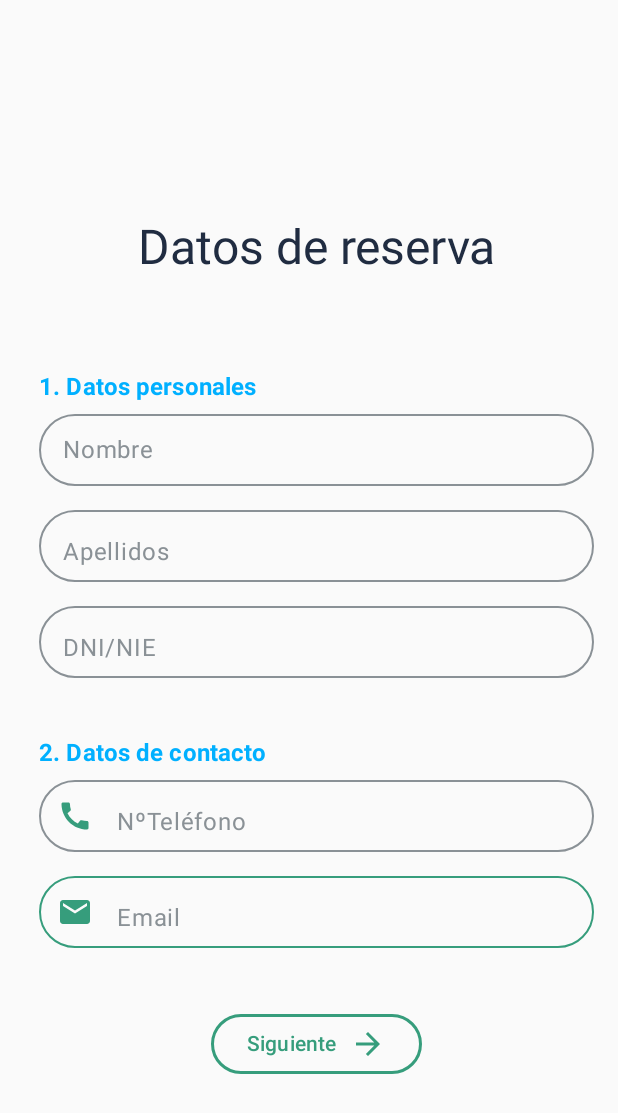
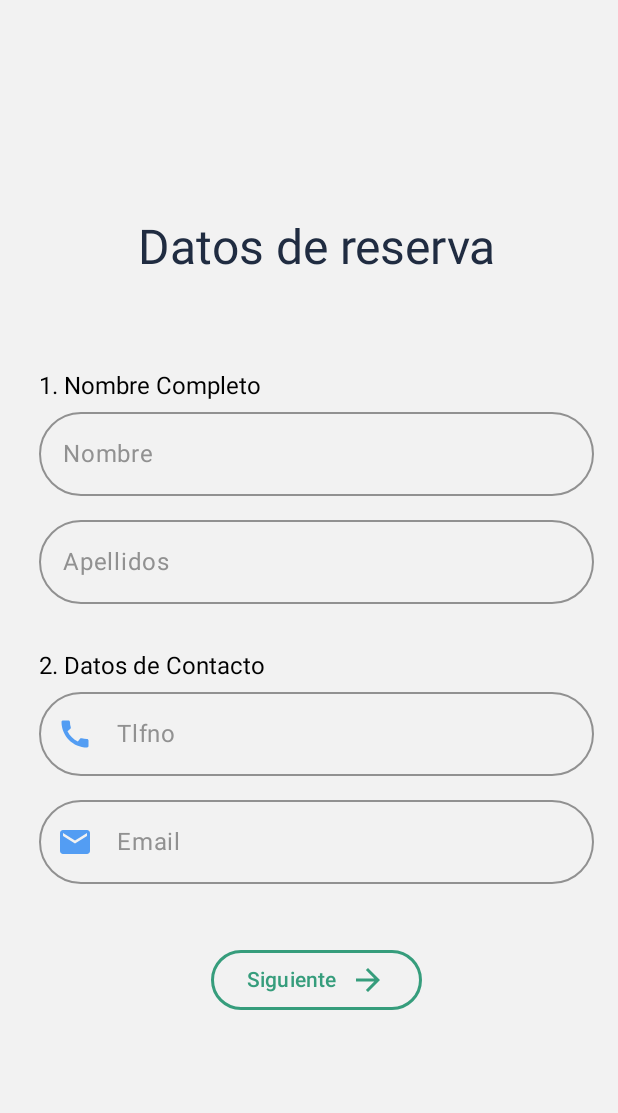
Before and after one commit to beamm536/inmobiliaria, an Android app built with Jetpack Compose: the screen it shows after launch (MainActivity), on a phone screen of 412 x 824 dp. Shown: the top 1113 px of the screen. Run offline under Robolectric (Android 15) with nearby library versions, the phone set to English and light mode, and no system bars.

Commit message:
arreglo vista de los campos de usuario
- en proceso --> incorporando el mv-vm

```diff
--- a/app/src/main/java/com/appclass/myapplication/screens/PantallaFormulario1.kt
+++ b/app/src/main/java/com/appclass/myapplication/screens/PantallaFormulario1.kt
@@ -3,6 +3,8 @@ package com.appclass.myapplication.screens
 import android.os.Build
 import androidx.annotation.RequiresApi
 import androidx.compose.foundation.BorderStroke
+import androidx.compose.foundation.background
+import androidx.compose.foundation.layout.Box
 import androidx.compose.foundation.layout.Column
 import androidx.compose.foundation.layout.Spacer
 import androidx.compose.foundation.layout.fillMaxSize
@@ -42,6 +44,9 @@ import androidx.compose.ui.unit.dp
 import androidx.compose.ui.unit.sp
 import androidx.navigation.NavController
 import com.appclass.myapplication.R
+import com.appclass.myapplication.ui.theme.GrisFondo
+import com.appclass.myapplication.ui.theme.GrisOutlined
+import com.appclass.myapplication.ui.theme.Purple40
 
 @RequiresApi(Build.VERSION_CODES.O)
 @Composable
@@ -82,12 +87,12 @@ fun CamposFormulario(modifier: Modifier = Modifier) {
 
 
         Text(
-            text = "1. Datos personales",
-            style = MaterialTheme.typography.titleSmall.copy(color = Color(0xFF00B0FF)),
-            fontWeight = FontWeight.Bold,
+            text = "1. Nombre Completo",
+            //style = MaterialTheme.typography.titleSmall.copy(color = Color(0xFF00B0FF)),
+            //fontWeight = FontWeight.Bold,
             fontSize = 16.sp,
             modifier = Modifier.align(Alignment.Start),
-            fontFamily = FuenteGoogle()
+            //fontFamily = FuenteGoogle()
         )
 
         // Variables del formulario para la base de datos
@@ -104,17 +109,17 @@ fun CamposFormulario(modifier: Modifier = Modifier) {
             value = nombre,
             onValueChange = { nombre = it },
             modifier = Modifier
-                .fillMaxWidth()
-                .height(56.dp),
+                .fillMaxWidth(),
+                //.height(56.dp),
             singleLine = true,
             label = { Text("Nombre") },
             shape = MaterialTheme.shapes.large.copy(all = CornerSize(50.dp)),
             colors = OutlinedTextFieldDefaults.colors(
-                focusedBorderColor = Color(0xFF369d7c),
-                unfocusedBorderColor = Color(0xFF8a9196),
-                focusedLabelColor = Color(0xFF369d7c),
-                unfocusedLabelColor = Color(0xFF8a9196),
-                cursorColor = Color(0xFF369d7c)
+                focusedBorderColor = GrisOutlined,
+                unfocusedBorderColor = GrisOutlined,//color del borde - 0xFF8a9196
+                focusedLabelColor = GrisOutlined,
+                unfocusedLabelColor = GrisOutlined,
+                cursorColor = GrisOutlined
             )
         )
 
@@ -124,50 +129,27 @@ fun CamposFormulario(modifier: Modifier = Modifier) {
             value = apellidos,
             onValueChange = { apellidos = it },
             modifier = Modifier
-                .fillMaxWidth()
-                .height(56.dp),
+                .fillMaxWidth(),
+                //.height(56.dp),
             label = { Text("Apellidos") },
             shape = MaterialTheme.shapes.large.copy(all = CornerSize(50.dp)),
             colors = OutlinedTextFieldDefaults.colors(
-                focusedBorderColor = Color(0xFF369d7c),
-                unfocusedBorderColor = Color(0xFF8a9196),
-                focusedLabelColor = Color(0xFF369d7c),
-                unfocusedLabelColor = Color(0xFF8a9196),
-                cursorColor = Color(0xFF369d7c)
+                focusedBorderColor = GrisOutlined,
+                unfocusedBorderColor = GrisOutlined,//color del borde - 0xFF8a9196
+                focusedLabelColor = GrisOutlined,
+                unfocusedLabelColor = GrisOutlined,
+                cursorColor = GrisOutlined
             )
         )
-        Spacer(modifier = Modifier.size(8.dp))
-
-        OutlinedTextField(
-            value = dni,
-            onValueChange = { input ->
-                dni = input.filter { it.isLetterOrDigit() } //para no permitir mas caracteres q no sean letras ni numeros
-            },
-            modifier = Modifier
-                .fillMaxWidth()
-                .height(56.dp),
-            label = { Text("DNI/NIE") },
-            keyboardOptions = KeyboardOptions(keyboardType = KeyboardType.Text),
-            shape = MaterialTheme.shapes.large.copy(all = CornerSize(50.dp)),
-            colors = OutlinedTextFieldDefaults.colors(
-                focusedBorderColor = Color(0xFF369d7c),
-                unfocusedBorderColor = Color(0xFF8a9196),
-                focusedLabelColor = Color(0xFF369d7c),
-                unfocusedLabelColor = Color(0xFF8a9196),
-                cursorColor = Color(0xFF369d7c)
-            )
-        )
-
-        Spacer(modifier = Modifier.size(8.dp))
 
 
 
         Spacer(modifier = Modifier.size(32.dp))
 
         Text(
-            text = "2. Datos de contacto",
-            style = MaterialTheme.typography.titleSmall.copy(color = Color(0xFF00B0FF)),
-            fontWeight = FontWeight.Bold,
+            text = "2. Datos de Contacto",
+            //style = MaterialTheme.typography.titleSmall.copy(color = Color(0xFF00B0FF)),
+            //fontWeight = FontWeight.Bold,
             fontSize = 16.sp,
             modifier = Modifier.align(Alignment.Start)
         )
@@ -176,23 +158,23 @@ fun CamposFormulario(modifier: Modifier = Modifier) {
             value = telefono,
             onValueChange = { telefono = it },
             modifier = Modifier
-                .fillMaxWidth()
-                .height(56.dp),
-            label = { Text("NºTeléfono") },
+                .fillMaxWidth(),
+                //.height(56.dp),
+            label = { Text("Tlfno") },
             keyboardOptions = KeyboardOptions(keyboardType = KeyboardType.Phone),
             shape = MaterialTheme.shapes.large.copy(all = CornerSize(50.dp)),
             colors = OutlinedTextFieldDefaults.colors(
-                focusedBorderColor = Color(0xFF369d7c),
-                unfocusedBorderColor = Color(0xFF8a9196),
-                focusedLabelColor = Color(0xFF369d7c),
-                unfocusedLabelColor = Color(0xFF8a9196),
-                cursorColor = Color(0xFF369d7c)
+                focusedBorderColor = GrisOutlined,
+                unfocusedBorderColor = GrisOutlined,//color del borde - 0xFF8a9196
+                focusedLabelColor = GrisOutlined,
+                unfocusedLabelColor = GrisOutlined,
+                cursorColor = GrisOutlined
             ),
             leadingIcon = {
                 Icon(
                     imageVector = Icons.Default.Call,
                     contentDescription = "Phone Icon",
-                    tint = Color(0xFF369d7c) //aqui para el cambio de color
+                    tint = Color(0xFF539DF3) //aqui para el cambio de color
                 )
             }
         )
@@ -203,24 +185,24 @@ fun CamposFormulario(modifier: Modifier = Modifier) {
             value = email,
             onValueChange = { email = it },
             modifier = Modifier
-                .fillMaxWidth()
-                .height(56.dp),
+                .fillMaxWidth(),
+                //.height(56.dp),
             label = { Text("Email") },
             keyboardOptions = KeyboardOptions(keyboardType = KeyboardType.Email),
             shape = MaterialTheme.shapes.large.copy(all = CornerSize(50.dp)),
             colors = OutlinedTextFieldDefaults.colors(
-                focusedBorderColor = Color(0xFF369d7c),
-                unfocusedBorderColor = Color(0xFF369d7c),//color del borde - 0xFF8a9196
-                focusedLabelColor = Color(0xFF369d7c),
-                unfocusedLabelColor = Color(0xFF8a9196),
-                cursorColor = Color(0xFF369d7c)
+                focusedBorderColor = GrisOutlined,
+                unfocusedBorderColor = GrisOutlined,//color del borde - 0xFF8a9196
+                focusedLabelColor = GrisOutlined,
+                unfocusedLabelColor = GrisOutlined,
+                cursorColor = GrisOutlined
             ),
 
             leadingIcon = {
                 Icon(
                     imageVector = Icons.Default.Email,
                     contentDescription = "Email Icon",
-                    tint = Color(0xFF369d7c) //aqui para el cambio de color
+                    tint = Color(0xFF539DF3) //aqui para el cambio de color
                 )
             }
         )
@@ -270,10 +252,18 @@ fun CamposFormulario(modifier: Modifier = Modifier) {
 //    )
 //}
 
-
+@Composable
+fun ColorDeFondo(){
+    Box (
+        modifier = Modifier
+            .fillMaxSize()
+            .background(GrisFondo)
+    )
+}
 
 @RequiresApi(Build.VERSION_CODES.O)
 @Composable
 fun LlamadaFunciones(navController: NavController, modifier: Modifier = Modifier) {
+    ColorDeFondo()
     CamposFormulario(modifier = modifier)
 }
--- a/app/src/main/java/com/appclass/myapplication/ui/theme/Color.kt
+++ b/app/src/main/java/com/appclass/myapplication/ui/theme/Color.kt
@@ -9,3 +9,6 @@ val Pink80 = Color(0xFFEFB8C8)
 val Purple40 = Color(0xFF6650a4)
 val PurpleGrey40 = Color(0xFF625b71)
 val Pink40 = Color(0xFF7D5260)
+
+val GrisFondo =  Color(0xFFF2F2F2)
+val GrisOutlined =  Color(0xFF919191)
```
